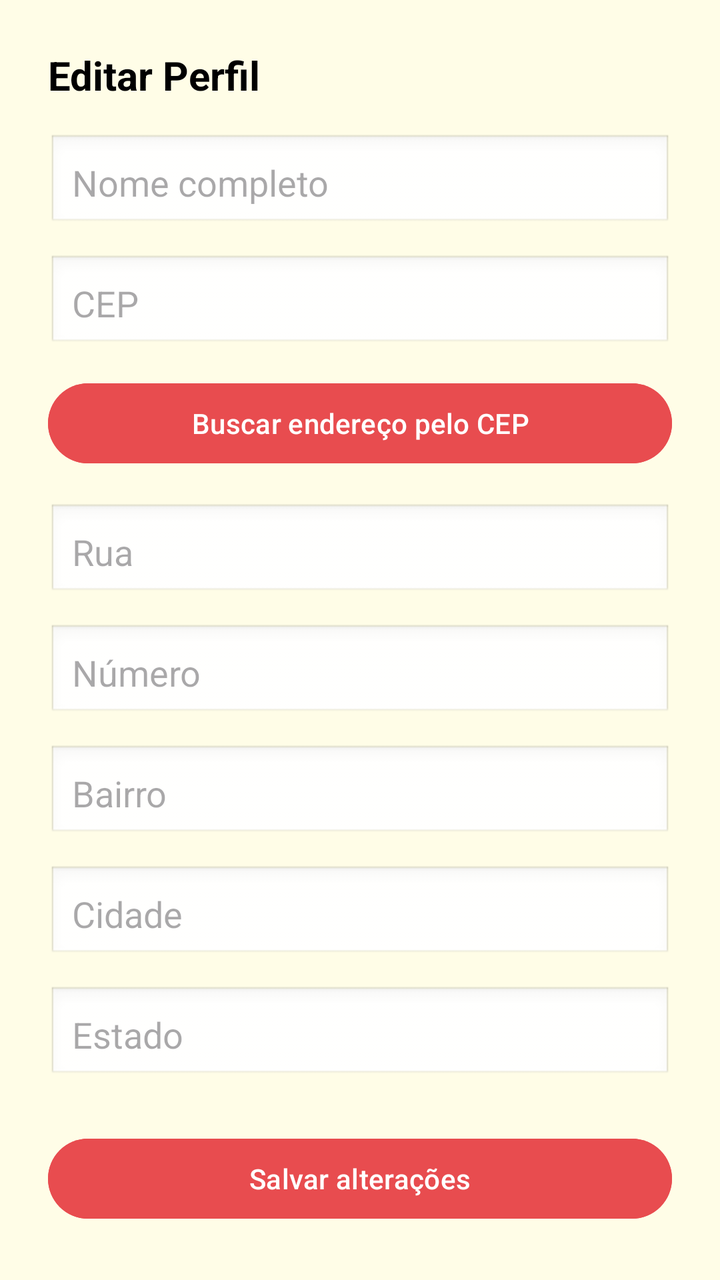
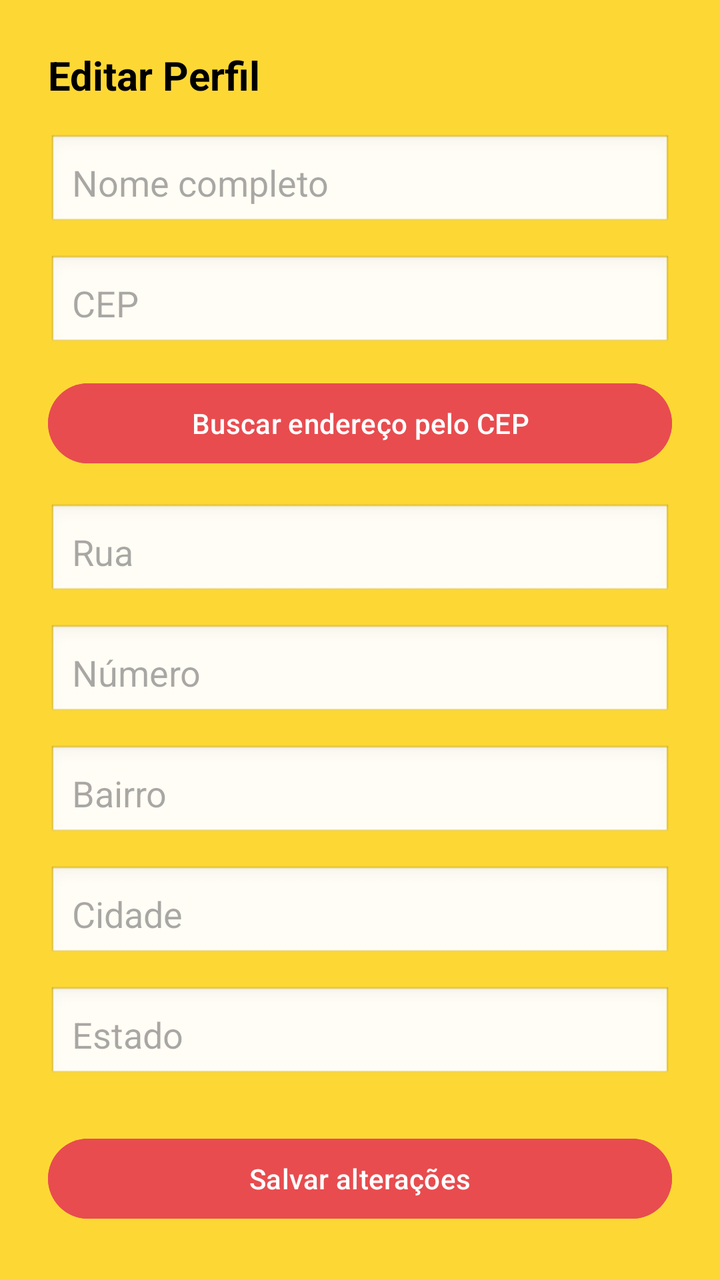

Before-and-after screenshots of an Android layout around one commit, followed by the original layout XML and the change that was made.
<!-- AndroidManifest.xml: application theme Theme.MyApplication -->
<!-- res/layout/activity_perfil_editar.xml -->
<?xml version="1.0" encoding="utf-8"?>
<ScrollView xmlns:android="http://schemas.android.com/apk/res/android"
    android:background="#FFFDE7"
    android:layout_width="match_parent"
    android:layout_height="match_parent"
    android:padding="24dp">

    <LinearLayout
        android:layout_width="match_parent"
        android:layout_height="wrap_content"
        android:orientation="vertical">

        
        <TextView
            android:text="Editar Perfil"
            android:textSize="20sp"
            android:textStyle="bold"
            android:textColor="#000000"
            android:layout_marginBottom="16dp"
            android:layout_width="wrap_content"
            android:layout_height="wrap_content" />

        
        <EditText
            android:id="@+id/editNome"
            android:layout_width="match_parent"
            android:layout_height="wrap_content"
            android:hint="Nome completo"
            android:padding="12dp"
            android:background="@android:drawable/edit_text"
            android:layout_marginBottom="12dp" />

        
        <EditText
            android:id="@+id/editCep"
            android:layout_width="match_parent"
            android:layout_height="wrap_content"
            android:hint="CEP"
            android:inputType="number"
            android:padding="12dp"
            android:background="@android:drawable/edit_text"
            android:layout_marginBottom="12dp" />

        
        <Button
            android:id="@+id/btnBuscarCep"
            android:layout_width="match_parent"
            android:layout_height="wrap_content"
            android:text="Buscar endereço pelo CEP"
            android:layout_marginBottom="16dp"
            android:backgroundTint="#E84C4F"
            android:textColor="#FFFFFF" />

        
        <EditText
            android:id="@+id/editRua"
            android:layout_width="match_parent"
            android:layout_height="wrap_content"
            android:hint="Rua"
            android:padding="12dp"
            android:background="@android:drawable/edit_text"
            android:layout_marginBottom="12dp" />

        
        <EditText
            android:id="@+id/editNumero"
            android:layout_width="match_parent"
            android:layout_height="wrap_content"
            android:hint="Número"
            android:inputType="text"
            android:padding="12dp"
            android:background="@android:drawable/edit_text"
            android:layout_marginBottom="12dp" />

        
        <EditText
            android:id="@+id/editBairro"
            android:layout_width="match_parent"
            android:layout_height="wrap_content"
            android:hint="Bairro"
            android:padding="12dp"
            android:background="@android:drawable/edit_text"
            android:layout_marginBottom="12dp" />

        
        <EditText
            android:id="@+id/editCidade"
            android:layout_width="match_parent"
            android:layout_height="wrap_content"
            android:hint="Cidade"
            android:padding="12dp"
            android:background="@android:drawable/edit_text"
            android:layout_marginBottom="12dp" />

        
        <EditText
            android:id="@+id/editEstado"
            android:layout_width="match_parent"
            android:layout_height="wrap_content"
            android:hint="Estado"
            android:padding="12dp"
            android:background="@android:drawable/edit_text"
            android:layout_marginBottom="24dp" />

        
        <Button
            android:id="@+id/btnSalvarAlteracoes"
            android:layout_width="match_parent"
            android:layout_height="wrap_content"
            android:text="Salvar alterações"
            android:backgroundTint="#E84C4F"
            android:textColor="#FFFFFF" />

    </LinearLayout>
</ScrollView>
<!-- resources referenced by this layout -->
<resources>
  <style name="Theme.MyApplication" parent="Base.Theme.MyApplication" />
  <style name="Base.Theme.MyApplication" parent="Theme.Material3.DayNight.NoActionBar">
          
          
      </style>
</resources>

<!-- the commit's change to res/layout/activity_perfil_editar.xml (unified diff, before → after) -->
@@ -1,6 +1,6 @@
 <?xml version="1.0" encoding="utf-8"?>
 <ScrollView xmlns:android="http://schemas.android.com/apk/res/android"
-    android:background="#FFFDE7"
+    android:background="#FDD835"
     android:layout_width="match_parent"
     android:layout_height="match_parent"
     android:padding="24dp">
